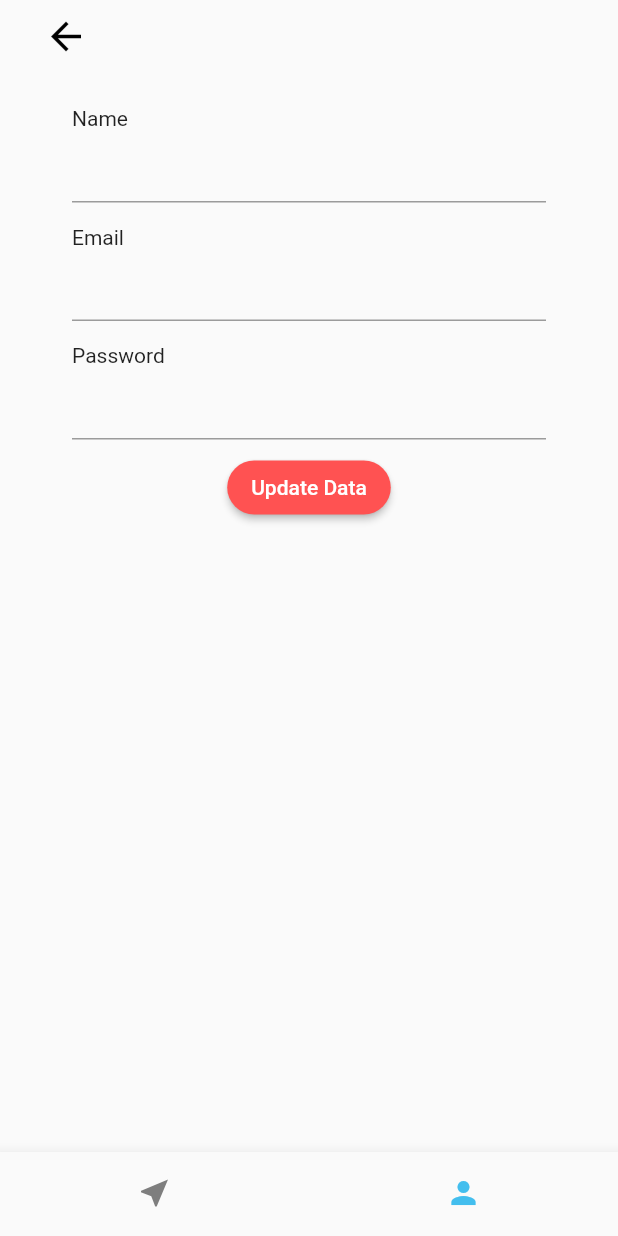
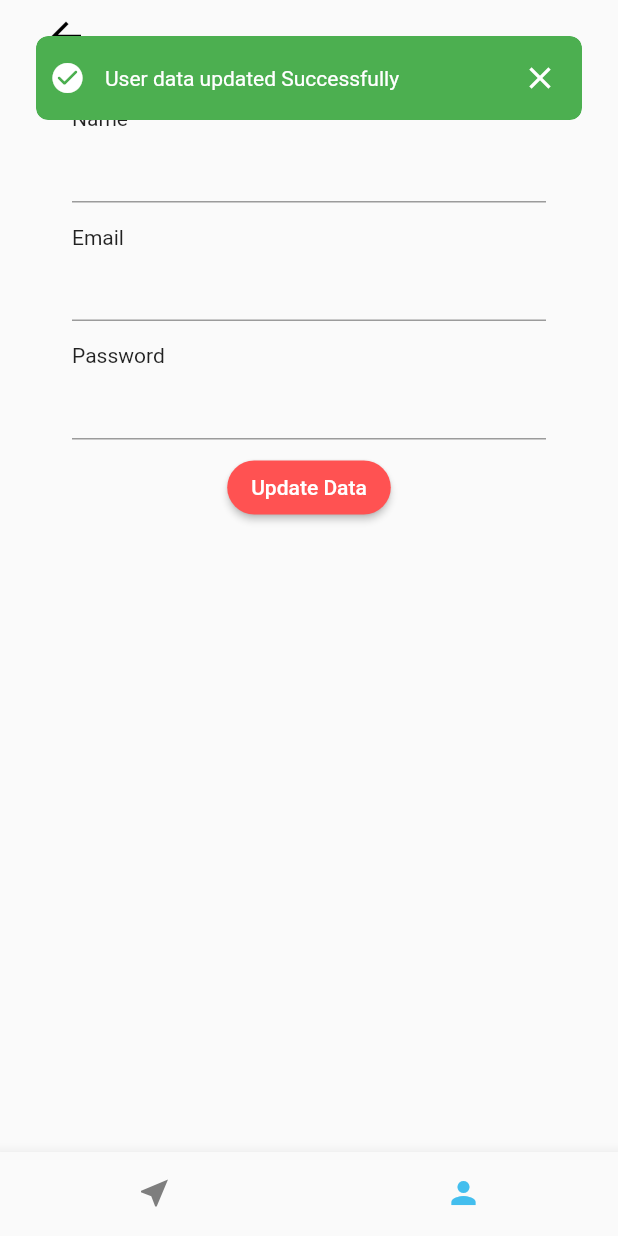
Before and after one commit to YaraMohamedd/weather_app, a Flutter app: the LocationScreen screen opened directly, item 2 of the bottom bar chosen, after a tap on "Update Data", on a phone screen of 412 x 824 dp. Run offline on Flutter 3.47's test engine with Material 2 defaults, Android fonts, the phone set to English and light mode, and no system bars; our stand-ins replace cloud_firestore, firebase_auth, firebase_core, flutter_spinkit, geolocator, get and 1 more; missing offline and left inert: geocoder; accounts and stored records are empty; network calls fail.

Commit message:
make changes in ui

```diff
--- a/lib/controller/authentication_controller.dart
+++ b/lib/controller/authentication_controller.dart
@@ -4,6 +4,7 @@ import 'package:get/get.dart';
 import 'package:weather_app/screens/loading_screen.dart';
 import 'package:weather_app/screens/location_screen.dart';
 import 'package:weather_app/services/location.dart';
+import 'package:weather_app/widgets/snack_bar.dart';
 final _firestore = FirebaseFirestore.instance;
 User loggedInUser;
 final userRef = _firestore.collection('Users');
@@ -17,7 +18,9 @@ class AuthenticationController extends GetxController{
         , password: password);
     User user = result.user;
     if (user != null) {
-       Get.to(LoadingScreen());
+      WeatherSnackBars.successSnackBar(message: 'User logged in successfully');
+
+      Get.to(LoadingScreen());
     }
   }
   Future registerUser(String mail,String password,String name)async{
@@ -32,6 +35,7 @@ class AuthenticationController extends GetxController{
             'name':name,
             'password':password
           });
+      WeatherSnackBars.successSnackBar(message: 'Account created successfully in successfully');
 
       Get.to(LocationScreen());
       Get.appUpdate();
--- a/lib/screens/location_screen.dart
+++ b/lib/screens/location_screen.dart
@@ -7,6 +7,7 @@ import 'package:get/get.dart';
 import 'package:weather_app/constants.dart';
 import 'package:weather_app/widgets/custom_nav_bar.dart';
 import 'package:weather_app/widgets/custom_text_field.dart';
+import 'package:weather_app/widgets/snack_bar.dart';
 
 import '../controller/weather_controller.dart';
 import 'city_screen.dart';
@@ -92,9 +93,14 @@ class _LocationScreenState extends State<LocationScreen> {
                                     borderRadius: BorderRadius.circular(20)
                                 ),color: buttonColor,onPressed: ()async{
                               FirebaseFirestore.instance.collection('Location').doc(FirebaseAuth.instance.currentUser.uid).update({
-                                'cityName':locationController.text,
+                                'cityName':(snapshot.data['cityName']==''||locationController.text=='')?snapshot.data['cityName']:locationController.text,
 
                               });
+                              WeatherSnackBars.successSnackBar(message: 'Location updated Successfully');
+                              setState(() {
+                                locationController.clear();
+                              });
+
                             }),
                           )
                         ],
--- a/lib/screens/profile_screen.dart
+++ b/lib/screens/profile_screen.dart
@@ -7,6 +7,7 @@ import 'package:weather_app/constants.dart';
 import 'package:weather_app/controller/authentication_controller.dart';
 import 'package:weather_app/widgets/custom_nav_bar.dart';
 import 'package:weather_app/widgets/custom_text_field.dart';
+import 'package:weather_app/widgets/snack_bar.dart';
 
 class Profile extends StatefulWidget {
   const Profile({Key key}) : super(key: key);
@@ -69,13 +70,11 @@ class _ProfileState extends State<Profile> {
 
                   CustomTextField(
                     label: 'Name',
-                  //   controller: nameController,
                   hintText: snapshot.data['name'],
                   controller: nameController,
                   ),
                               CustomTextField(
                                 label: 'Email',
-                                //  controller: mailController,
                                 hintText: snapshot.data['email'],
                                 controller: mailController,
                               ),
@@ -90,13 +89,20 @@ class _ProfileState extends State<Profile> {
                     child: RaisedButton(
 
                         onPressed: (){
-                    FirebaseFirestore.instance.collection('Users').doc(FirebaseAuth.instance.currentUser.uid).update({
-                    'email':mailController.text,
-                    'name':nameController.text,
-                      'password':passwordController.text,
 
+                            FirebaseFirestore.instance.collection('Users').doc(FirebaseAuth.instance.currentUser.uid).update({
+                              'email':(mailController.text==''||snapshot.data['email']=='')?snapshot.data['email']:mailController.text,
+                              'name':(nameController.text==''||snapshot.data['name']=='')?snapshot.data['name']:nameController.text,
+                              'password':(passwordController.text==''||snapshot.data['password']=='')?snapshot.data['password']:passwordController.text,
 
-                    });
+                            });
+                             setState(() {
+                               mailController.clear();
+                               passwordController.clear();
+                               nameController.clear();
+                             });
+                            WeatherSnackBars.successSnackBar(message: 'User data updated Successfully');
+
                     },
                     child: const Text('Update Data',style: TextStyle(color: buttonTextColor),),
                     shape: RoundedRectangleBorder(
--- /dev/null
+++ b/lib/widgets/snack_bar.dart
@@ -0,0 +1,67 @@
+import 'package:flutter/material.dart';
+import 'package:get/get.dart';
+import 'package:get/get_navigation/src/snackbar/snackbar.dart';
+
+class WeatherSnackBars {
+  static errorSnackBar({ String message}) {
+    Get.rawSnackbar(
+      snackStyle: SnackStyle.FLOATING,
+      message: message,
+      messageText: Row(
+        mainAxisAlignment: MainAxisAlignment.spaceBetween,
+        mainAxisSize: MainAxisSize.max,
+        children: [
+          SizedBox(
+            width: Get.width / 1.6,
+            child: Text(
+              message,
+              style: const TextStyle(color: Colors.white),
+            ),
+          ),
+          const Icon(
+            Icons.clear,
+            color: Colors.white,
+          )
+        ],
+      ),
+      margin: const EdgeInsets.all(24),
+      snackPosition: SnackPosition.TOP,
+      borderRadius: 8,
+      icon: const Icon(
+        Icons.cancel,
+        color: Colors.white,
+      ),
+      isDismissible: false,
+      backgroundColor: Colors.red,
+    );
+  }
+
+  static successSnackBar({ String message}) {
+    return Get.rawSnackbar(
+      snackStyle: SnackStyle.FLOATING,
+      message: message,
+      messageText: Row(
+        mainAxisAlignment: MainAxisAlignment.spaceBetween,
+        children: [
+          Text(
+            message,
+            style: const TextStyle(color: Colors.white),
+          ),
+          const Icon(
+            Icons.clear,
+            color: Colors.white,
+          )
+        ],
+      ),
+      margin: const EdgeInsets.all(24),
+      snackPosition: SnackPosition.TOP,
+      borderRadius: 8,
+      icon: const Icon(
+        Icons.check_circle_rounded,
+        color: Colors.white,
+      ),
+      isDismissible: false,
+      backgroundColor: Colors.green,
+    );
+  }
+}
```
